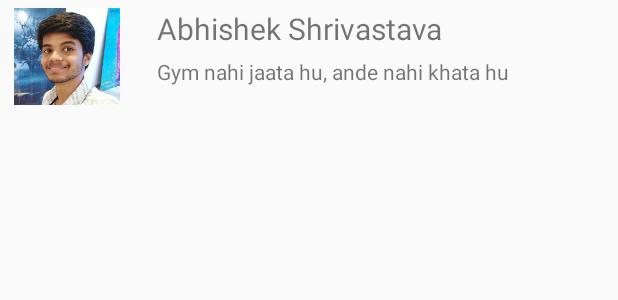
After one commit to developer-student-club-snu/DSC-Chatbot, an Android app: the layout item_user.xml on its own in the app's theme, with its tools: preview values and no code run, on a phone screen of 412 x 824 dp. The commit adds this screen. Shown: the top 300 px of the screen. Run offline under Robolectric (Android 15) with nearby library versions, the phone set to English and light mode, and no system bars.

Commit message:
UserItem Added

```diff
--- a/app/src/main/java/com/example/dsc_chatbot/MainActivity.java
+++ b/app/src/main/java/com/example/dsc_chatbot/MainActivity.java
@@ -12,7 +12,6 @@ public class MainActivity extends AppCompatActivity {
     protected void onCreate(Bundle savedInstanceState) {
         super.onCreate(savedInstanceState);
         setContentView(R.layout.activity_main);
-
     }
 
     public void onButtonClick(View view) {
--- a/app/src/main/res/layout/activity_main.xml
+++ b/app/src/main/res/layout/activity_main.xml
@@ -1,6 +1,5 @@
 <?xml version="1.0" encoding="utf-8"?>
 <RelativeLayout xmlns:android="http://schemas.android.com/apk/res/android"
-    xmlns:app="http://schemas.android.com/apk/res-auto"
     xmlns:tools="http://schemas.android.com/tools"
     android:layout_width="match_parent"
     android:layout_height="match_parent"
--- /dev/null
+++ b/app/src/main/res/layout/item_user.xml
@@ -0,0 +1,42 @@
+<?xml version="1.0" encoding="utf-8"?>
+<LinearLayout xmlns:android="http://schemas.android.com/apk/res/android"
+    android:orientation="horizontal" android:layout_width="match_parent"
+    android:layout_height="wrap_content">
+
+    <ImageView
+        android:layout_width="0dp"
+        android:layout_height="75dp"
+        android:layout_weight="2"
+        android:padding="5dp"
+        android:src="@drawable/abhi">
+
+    </ImageView>
+
+    <RelativeLayout
+        android:layout_width="0dp"
+        android:layout_height="match_parent"
+        android:layout_weight="7"
+        android:layout_marginStart="10dp"
+        android:padding="5dp"
+        android:layout_marginLeft="10dp">
+
+        <TextView
+            android:id="@+id/userName"
+            android:layout_width="wrap_content"
+            android:layout_height="wrap_content"
+            android:text="Abhishek Shrivastava"
+            android:textSize="20sp">
+
+        </TextView>
+
+        <TextView
+            android:layout_width="wrap_content"
+            android:layout_height="wrap_content"
+            android:layout_below="@+id/userName"
+            android:layout_marginTop="5dp"
+            android:text="Gym nahi jaata hu, ande nahi khata hu">
+
+        </TextView>
+    </RelativeLayout>
+
+</LinearLayout>
```
Also changed, not shown: app/src/main/res/drawable/abhi.jpg (added).
